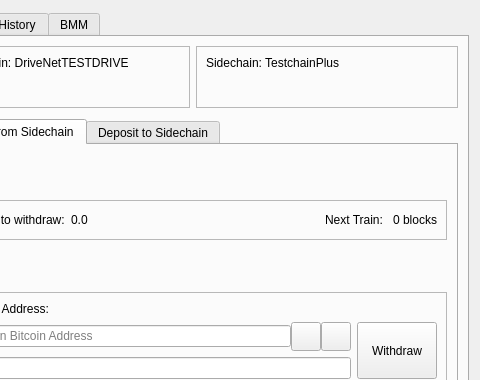
Qt form src/qt/forms/sidechainpage.ui (skydogenet/sidechains) before a commit; both pictures show x 94 to 574 and y 0 to 380 of the 574 by 510 pixel window.
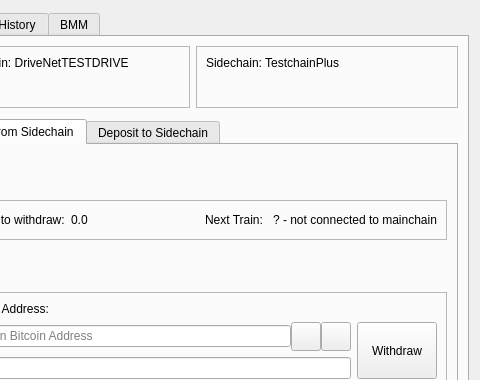
The same form after that commit. Icons and pictures are not drawn. Custom widgets are drawn as their Qt base class.

Commit message:
Train schedule GUI updates
* Update messages / text of blocks remaining
* Add signal to update when a new block is connected
* Add a signal to retry connecting later if update fails

Diff of the .ui file:
```diff
--- a/src/qt/forms/sidechainpage.ui
+++ b/src/qt/forms/sidechainpage.ui
@@ -133,7 +133,7 @@
               <item>
                <widget class="QLabel" name="train">
                 <property name="text">
-                 <string>0 blocks</string>
+                 <string>? - not connected to mainchain</string>
                 </property>
                </widget>
               </item>
```
The commit also changes 7 other files.
